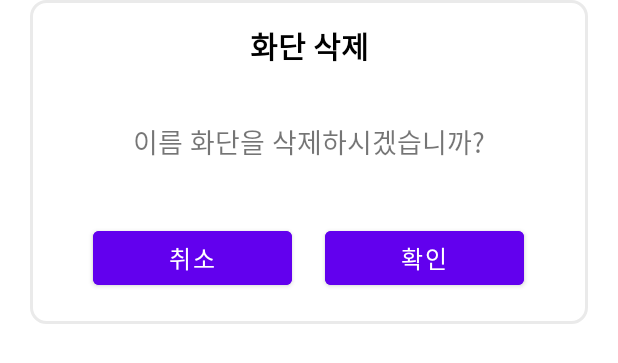
After one commit to SSUGardenMaker/GardenMaker, an Android app: the layout dialog_delete_category.xml on its own in the app's theme, with its tools: preview values and no code run, on a phone screen of 412 x 824 dp. The commit adds this screen. Shown: the top 363 px of the screen. Run offline under Robolectric (Android 15) with nearby library versions, the phone set to English and light mode, and no system bars.

Commit message:
화단 삭제 다이얼로그 수정

```diff
--- /dev/null
+++ b/app/src/main/java/com/ssu/gardenmaker/category/CategoryDeleteDialog.kt
@@ -0,0 +1,48 @@
+package com.ssu.gardenmaker.category
+
+import android.app.Dialog
+import android.content.Context
+import android.graphics.Color
+import android.graphics.drawable.ColorDrawable
+import android.view.WindowManager
+import android.widget.Button
+import android.widget.TextView
+import com.ssu.gardenmaker.R
+
+class CategoryDeleteDialog(context : Context, name : String) {
+    private val categoryName = name
+    private val dialog = Dialog(context)
+    private lateinit var onClickListener: CategoryDeleteDialogClickListener
+
+    interface CategoryDeleteDialogClickListener {
+        fun onClicked()
+    }
+
+    fun setOnClickListener(listener: CategoryDeleteDialogClickListener) {
+        onClickListener = listener
+    }
+
+    fun showDialog() {
+        dialog.setContentView(R.layout.dialog_delete_category)
+        dialog.window!!.setLayout(WindowManager.LayoutParams.MATCH_PARENT, WindowManager.LayoutParams.WRAP_CONTENT)
+        dialog.window?.setBackgroundDrawable(ColorDrawable(Color.TRANSPARENT))
+        dialog.setCanceledOnTouchOutside(true)
+        dialog.setCancelable(true)
+        dialog.show()
+
+        val nameCategoryDelete = dialog.findViewById<TextView>(R.id.tv_category_delete)
+        nameCategoryDelete.text = categoryName
+
+        val btnCategoryDeleteO = dialog.findViewById<Button>(R.id.btn_category_delete_o)
+        val btnCategoryDeleteX = dialog.findViewById<Button>(R.id.btn_category_delete_x)
+
+        btnCategoryDeleteO.setOnClickListener {
+            onClickListener.onClicked()
+            dialog.dismiss()
+        }
+
+        btnCategoryDeleteX.setOnClickListener {
+            dialog.dismiss()
+        }
+    }
+}
--- a/app/src/main/java/com/ssu/gardenmaker/category/CategoryListAdapter.kt
+++ b/app/src/main/java/com/ssu/gardenmaker/category/CategoryListAdapter.kt
@@ -9,7 +9,6 @@ import android.widget.ImageButton
 import android.widget.TextView
 import android.widget.Toast
 import com.ssu.gardenmaker.R
-import okhttp3.internal.notify
 
 class CategoryListAdapter(
     private val context: Context,
@@ -67,9 +66,15 @@ class CategoryListAdapter(
 
         viewHolder.ButtonDelete?.setOnClickListener {
             // 해당 화단 안에 아무것도 없을 경우에만 삭제 가능
-            categoryList.removeAt(position)
-            notifyDataSetChanged()
-            Toast.makeText(context, "화단이 삭제되었습니다", Toast.LENGTH_SHORT).show()
+            val categoryDeleteDialog = CategoryDeleteDialog(context, categoryList[position])
+            categoryDeleteDialog.showDialog()
+            categoryDeleteDialog.setOnClickListener(object : CategoryDeleteDialog.CategoryDeleteDialogClickListener {
+                override fun onClicked() {
+                    categoryList.removeAt(position)
+                    notifyDataSetChanged()
+                    Toast.makeText(context, "화단이 삭제되었습니다", Toast.LENGTH_SHORT).show()
+                }
+            })
         }
 
         return view
--- a/app/src/main/java/com/ssu/gardenmaker/ui/MainActivity.kt
+++ b/app/src/main/java/com/ssu/gardenmaker/ui/MainActivity.kt
@@ -1,6 +1,5 @@
 package com.ssu.gardenmaker.ui
 
-import android.app.Application
 import android.content.Intent
 import android.graphics.Rect
 import android.os.Bundle
--- /dev/null
+++ b/app/src/main/res/layout/dialog_delete_category.xml
@@ -0,0 +1,98 @@
+<?xml version="1.0" encoding="utf-8"?>
+<LinearLayout
+    xmlns:android="http://schemas.android.com/apk/res/android"
+    android:layout_width="match_parent"
+    android:layout_height="wrap_content"
+    android:background="@drawable/layout_dialog"
+    android:layout_marginStart="20dp"
+    android:layout_marginEnd="20dp"
+    android:orientation="vertical">
+
+    <TextView
+        android:layout_width="match_parent"
+        android:layout_height="wrap_content"
+        android:layout_gravity="center_horizontal"
+        android:textAlignment="center"
+        android:text="화단 삭제"
+        android:textSize="20sp"
+        android:textStyle="bold"
+        android:textColor="@color/black"
+        android:fontFamily="@font/gmarket_sans_regular"
+        android:padding="15dp" />
+
+    <LinearLayout
+        android:layout_width="match_parent"
+        android:layout_height="wrap_content"
+        android:orientation="horizontal"
+        android:layout_margin="20dp">
+
+        <View
+            android:layout_width="0dp"
+            android:layout_height="0dp"
+            android:layout_weight="1"/>
+
+        <TextView
+            android:id="@+id/tv_category_delete"
+            android:layout_width="wrap_content"
+            android:layout_height="wrap_content"
+            android:text="이름"
+            android:textSize="18sp"
+            android:fontFamily="@font/gmarket_sans_regular" />
+
+        <TextView
+            android:layout_width="wrap_content"
+            android:layout_height="wrap_content"
+            android:text=" 화단을 삭제하시겠습니까?"
+            android:textSize="18sp"
+            android:fontFamily="@font/gmarket_sans_regular" />
+
+        <View
+            android:layout_width="0dp"
+            android:layout_height="0dp"
+            android:layout_weight="1"/>
+    </LinearLayout>
+
+    <LinearLayout
+        android:layout_width="match_parent"
+        android:layout_height="wrap_content"
+        android:orientation="horizontal"
+        android:layout_margin="20dp">
+
+        <View
+            android:layout_width="0dp"
+            android:layout_height="0dp"
+            android:layout_weight="1"/>
+
+        <Button
+            android:id="@+id/btn_category_delete_x"
+            android:layout_width="wrap_content"
+            android:layout_height="wrap_content"
+            android:text="취소"
+            android:textSize="16sp"
+            android:textColor="@color/white"
+            android:fontFamily="@font/gmarket_sans_regular"
+            android:layout_weight="2"
+            android:backgroundTint="@color/purple_500"/>
+
+        <View
+            android:layout_width="0dp"
+            android:layout_height="0dp"
+            android:layout_weight="1"/>
+
+        <Button
+            android:id="@+id/btn_category_delete_o"
+            android:layout_width="wrap_content"
+            android:layout_height="wrap_content"
+            android:text="확인"
+            android:textSize="16sp"
+            android:textColor="@color/white"
+            android:fontFamily="@font/gmarket_sans_regular"
+            android:layout_weight="2"
+            android:backgroundTint="@color/purple_500"/>
+
+        <View
+            android:layout_width="0dp"
+            android:layout_height="0dp"
+            android:layout_weight="1"/>
+    </LinearLayout>
+</LinearLayout>
```
